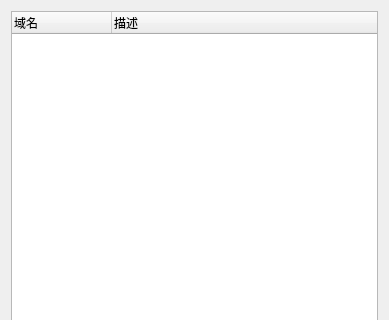
Old version of the form control/DomainListDialog.ui in the repository xenginez/XSKY; both pictures show x 0 to 389 and y 0 to 320 of the 389 by 471 pixel window.
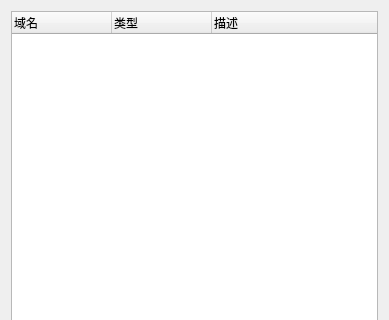
New version of the form.

```diff
--- a/control/DomainListDialog.ui
+++ b/control/DomainListDialog.ui
@@ -27,6 +27,11 @@
        <string>域名</string>
       </property>
      </column>
+     <column>
+      <property name="text">
+       <string>类型</string>
+      </property>
+     </column>
      <column>
       <property name="text">
        <string>描述</string>
```
